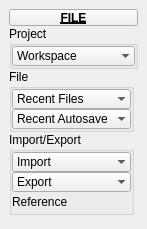
This is tentacle/ui/3/file.ui in m3trik/tentacle as Qt 5 draws it before an edit. The edited form follows.
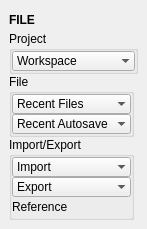
This is the edited form. Custom widgets are drawn as their Qt base class.

```diff
--- a/tentacle/ui/3/file.ui
+++ b/tentacle/ui/3/file.ui
@@ -48,32 +48,28 @@
        <number>0</number>
       </property>
       <item>
-       <widget class="PushButtonDraggable" name="draggable_header">
+       <widget class="Draggable_header" name="draggable_header">
         <property name="minimumSize">
          <size>
-          <width>19</width>
-          <height>17</height>
+          <width>0</width>
+          <height>22</height>
          </size>
         </property>
         <property name="maximumSize">
          <size>
-          <width>999</width>
-          <height>17</height>
+          <width>125</width>
+          <height>22</height>
          </size>
         </property>
         <property name="font">
          <font>
           <weight>75</weight>
           <bold>true</bold>
-          <underline>true</underline>
          </font>
         </property>
         <property name="text">
          <string>FILE</string>
         </property>
-        <property name="checkable">
-         <bool>true</bool>
-        </property>
        </widget>
       </item>
       <item>
@@ -381,16 +377,16 @@
   </widget>
  </widget>
  <customwidgets>
+  <customwidget>
+   <class>Draggable_header</class>
+   <extends>QLabel</extends>
+   <header>draggable_header.h</header>
+  </customwidget>
   <customwidget>
    <class>ComboBox</class>
    <extends>QComboBox</extends>
    <header>widgets.combobox.h</header>
   </customwidget>
-  <customwidget>
-   <class>PushButtonDraggable</class>
-   <extends>QPushButton</extends>
-   <header>widgets.pushbuttondraggable.h</header>
-  </customwidget>
   <customwidget>
    <class>Label</class>
    <extends>QLabel</extends>
```
